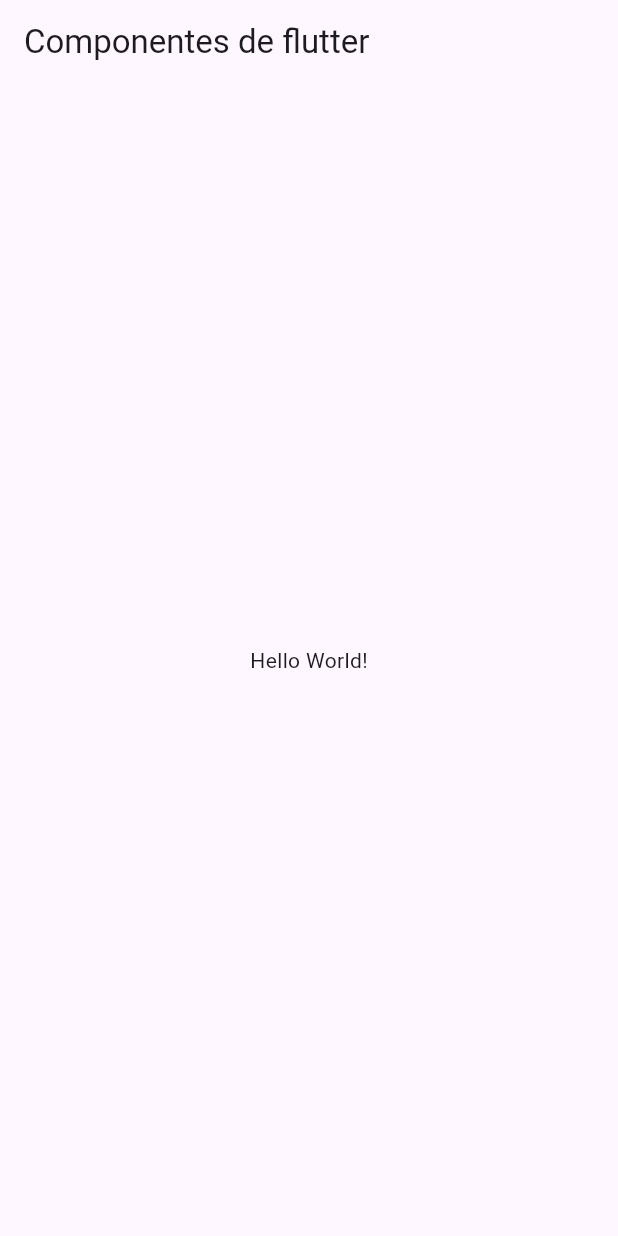
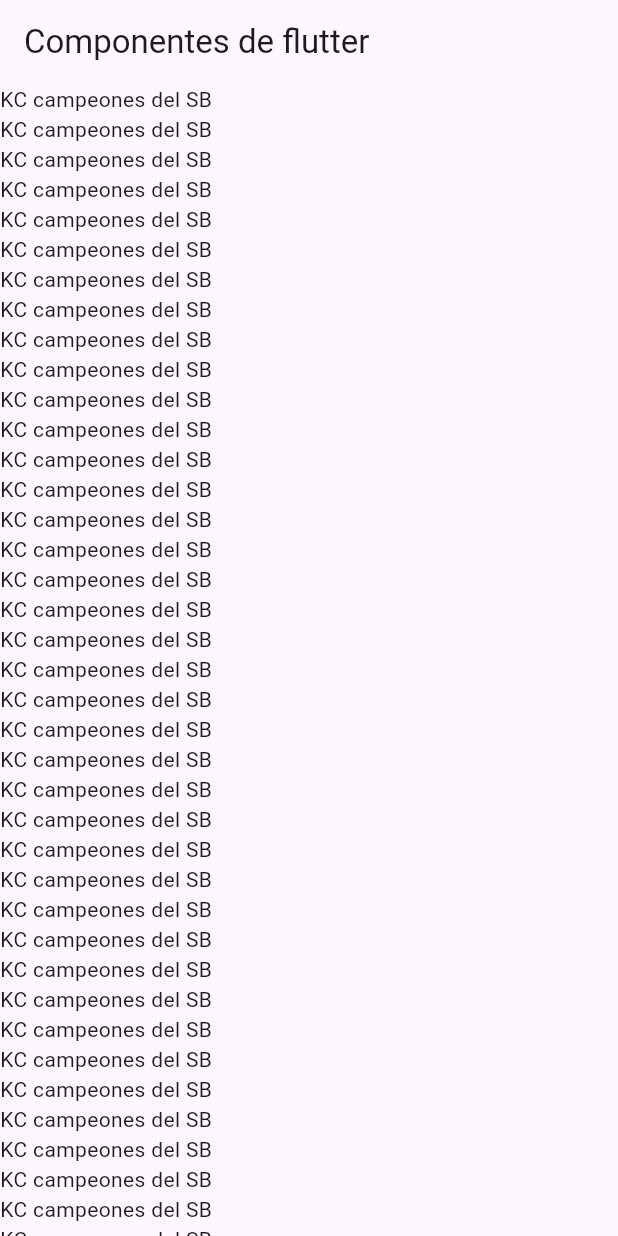
Before and after one commit to Marina-Portillo/componentes_flutter5C, a Flutter app: the screen it shows after launch, on a phone screen of 412 x 824 dp. Run offline on Flutter 3.47's test engine with Material 3 defaults, Android fonts, the phone set to English and light mode, and no system bars.

Commit message:
adding the ListView to the HomeScreen

```diff
--- a/lib/home_screen.dart
+++ b/lib/home_screen.dart
@@ -9,8 +9,55 @@ class HomeScreen extends StatelessWidget {
       appBar: AppBar(
         title: const Text('Componentes de flutter'),
       ),
-        body: const Center(
-          child: Text('Hello World!'),
+        body: ListView(
+          children: const [
+            Text('KC campeones del SB'),
+            Text('KC campeones del SB'),
+            Text('KC campeones del SB'),
+            Text('KC campeones del SB'),
+            Text('KC campeones del SB'),
+            Text('KC campeones del SB'),
+            Text('KC campeones del SB'),
+            Text('KC campeones del SB'),
+            Text('KC campeones del SB'),
+            Text('KC campeones del SB'),
+            Text('KC campeones del SB'),
+            Text('KC campeones del SB'),
+            Text('KC campeones del SB'),
+            Text('KC campeones del SB'),
+            Text('KC campeones del SB'),
+            Text('KC campeones del SB'),
+            Text('KC campeones del SB'),
+            Text('KC campeones del SB'),
+            Text('KC campeones del SB'),
+            Text('KC campeones del SB'),
+            Text('KC campeones del SB'),
+            Text('KC campeones del SB'),
+            Text('KC campeones del SB'),
+            Text('KC campeones del SB'),
+            Text('KC campeones del SB'),
+            Text('KC campeones del SB'),
+            Text('KC campeones del SB'),
+            Text('KC campeones del SB'),
+            Text('KC campeones del SB'),
+            Text('KC campeones del SB'),
+            Text('KC campeones del SB'),
+            Text('KC campeones del SB'),
+            Text('KC campeones del SB'),
+            Text('KC campeones del SB'),
+            Text('KC campeones del SB'),
+            Text('KC campeones del SB'),
+            Text('KC campeones del SB'),
+            Text('KC campeones del SB'),
+            Text('KC campeones del SB'),
+            Text('KC campeones del SB'),
+            Text('KC campeones del SB'),
+            Text('KC campeones del SB'),
+            Text('KC campeones del SB'),
+            Text('KC campeones del SB'),
+            Text('KC campeones del SB'),
+            Text('KC campeones del SB'),
+          ],
         ),
       );
   }
--- a/lib/main_app.dart
+++ b/lib/main_app.dart
@@ -7,6 +7,7 @@ class MainApp extends StatelessWidget {
   @override
   Widget build(BuildContext context) {
     return const MaterialApp(
+      debugShowCheckedModeBanner: false,
       home: HomeScreen(),
     );
   }
```
